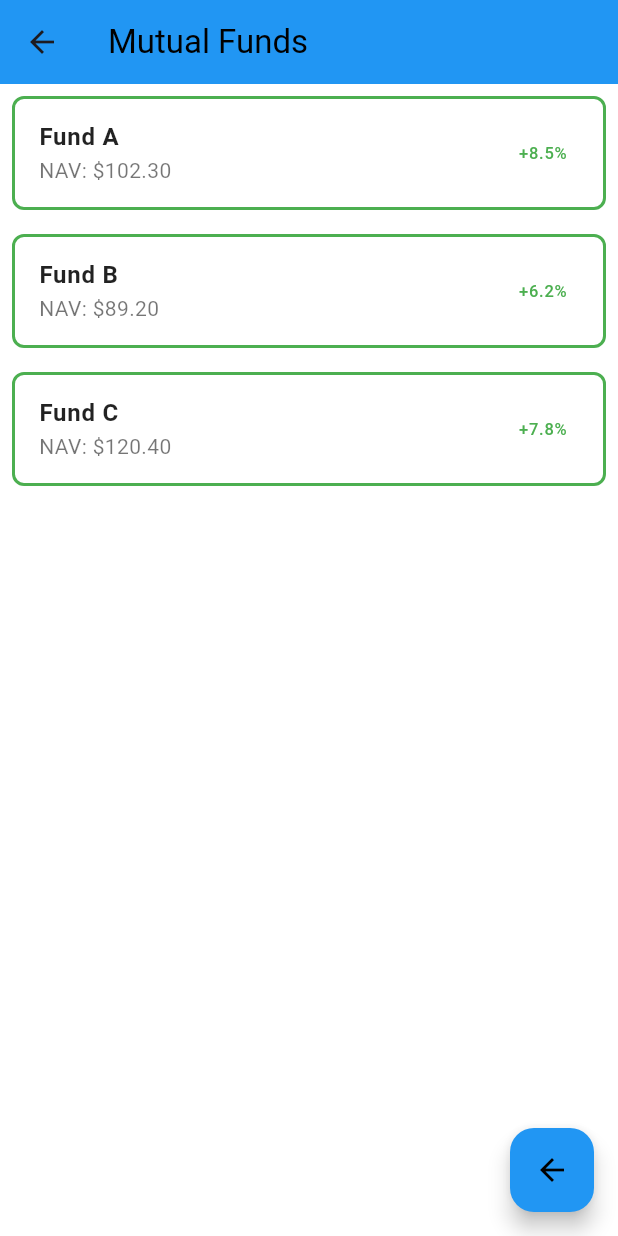
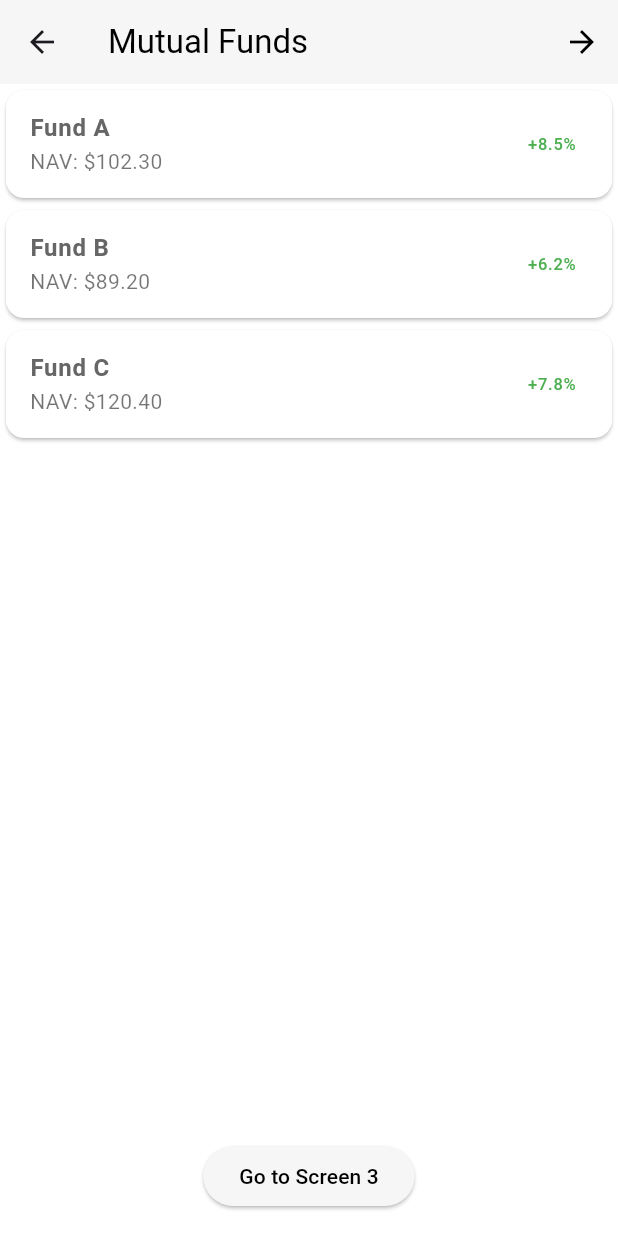
Before and after one commit to Mahidevinsights/multi_theme_app, a Flutter app: the screen it shows after launch, after a tap on the "arrow forward" icon, on a phone screen of 412 x 824 dp. Run offline on Flutter 3.47's test engine with Material 3 defaults, Android fonts, the phone set to English and light mode, and no system bars; our stand-ins replace flutter_bloc.

Commit message:
centralized themeing

```diff
--- a/lib/main.dart
+++ b/lib/main.dart
@@ -1,3 +1,45 @@
+// import 'package:flutter/material.dart';
+// import 'package:flutter_bloc/flutter_bloc.dart';
+// import 'package:multi_theme_app/screens/screen3.dart';
+// import 'package:multi_theme_app/utils/enums.dart';
+// import 'cubit/theme_cubit.dart';
+// import 'screens/screen1.dart';
+// import 'screens/screen2.dart';
+// import 'styles/app_colors.dart';
+
+// void main() {
+//   runApp(MyApp());
+// }
+
+// class MyApp extends StatelessWidget {
+//   @override
+//   Widget build(BuildContext context) {
+//     return BlocProvider(
+//       create: (_) => ThemeCubit(),
+//       child: BlocBuilder<ThemeCubit, AppThemes>(
+//         builder: (context, theme) {
+//           return MaterialApp(
+//             debugShowCheckedModeBanner: false,
+//             theme: ThemeData(
+//               primaryColor: AppColors.primary,
+//               scaffoldBackgroundColor: AppColors.background,
+//               textTheme: TextTheme(
+//                 bodyMedium: TextStyle(color: AppColors.primary),
+//               ),
+//             ),
+//             initialRoute: '/',
+//             routes: {
+//               '/': (context) => Screen1(),
+//               '/screen2': (context) => Screen2(),
+//               '/theme_selector': (context) => ThemeSelectorScreen(),
+//             },
+//           );
+//         },
+//       ),
+//     );
+//   }
+// }
+
 import 'package:flutter/material.dart';
 import 'package:flutter_bloc/flutter_bloc.dart';
 import 'package:multi_theme_app/screens/screen3.dart';
@@ -14,12 +56,17 @@ void main() {
 class MyApp extends StatelessWidget {
   @override
   Widget build(BuildContext context) {
-    return BlocProvider(
-      create: (_) => ThemeCubit(),
-      child: BlocBuilder<ThemeCubit, AppThemes>(
-        builder: (context, theme) {
+    return MultiBlocProvider(
+      providers: [
+        BlocProvider<ThemeCubit>(create: (_) => ThemeCubit()),
+      ],
+      child: Builder(
+        builder: (context) {
+          final theme =
+              context.watch<ThemeCubit>().state; // Get the current theme state
           return MaterialApp(
             debugShowCheckedModeBanner: false,
+            title: 'Theme Toggle App',
             theme: ThemeData(
               primaryColor: AppColors.primary,
               scaffoldBackgroundColor: AppColors.background,
@@ -31,7 +78,7 @@ class MyApp extends StatelessWidget {
             routes: {
               '/': (context) => Screen1(),
               '/screen2': (context) => Screen2(),
-              '/theme_selector': (context) => ThemeSelectorScreen(),
+              '/screen3': (context) => ThemeSelectorScreen(),
             },
           );
         },
--- a/lib/screens/screen1.dart
+++ b/lib/screens/screen1.dart
@@ -1,5 +1,8 @@
 import 'package:flutter/material.dart';
+import 'package:flutter_bloc/flutter_bloc.dart';
+import 'package:multi_theme_app/utils/enums.dart';
 import '../styles/app_colors.dart';
+import '../cubit/theme_cubit.dart';
 
 class Screen1 extends StatelessWidget {
   final List<Map<String, String>> stocks = [
@@ -10,52 +13,53 @@ class Screen1 extends StatelessWidget {
 
   @override
   Widget build(BuildContext context) {
-    final theme =
-        AppColors.themeMap[AppColors.currentTheme]!; // Access current theme
-
     return Scaffold(
       appBar: AppBar(
         title: Text(
-          "Stock List",
-          style: TextStyle(color: theme['text']),
+          "Stocks",
+          style: TextStyle(color: AppColors.textColor),
         ),
-        backgroundColor: theme['primary'],
+        backgroundColor: AppColors.primary,
         actions: [
           IconButton(
-            icon: Icon(Icons.color_lens, color: theme['text']),
+            icon: Icon(Icons.arrow_forward, color: AppColors.textColor),
             onPressed: () {
-              Navigator.pushNamed(context, '/theme_selector');
+              Navigator.pushNamed(context, '/screen2');
             },
           ),
         ],
       ),
-      body: ListView.builder(
+      body: Column(
+        children: [
+          Expanded(
+            child: ListView.builder(
               itemCount: stocks.length,
               itemBuilder: (context, index) {
                 final stock = stocks[index];
                 return Container(
-            margin: EdgeInsets.all(8.0),
                   decoration: BoxDecoration(
-              color: theme['background'],
+                    color: AppColors.background,
                     border: Border.all(
                       color: stock["change"]!.startsWith('-')
-                    ? Colors.red
-                    : Colors.green,
+                          ? Colors.red.withOpacity(0.5)
+                          : Colors.green.withOpacity(0.5),
                       width: 2.0,
                     ),
                     borderRadius: BorderRadius.circular(8.0),
                   ),
+                  margin: const EdgeInsets.symmetric(
+                      horizontal: 8.0, vertical: 4.0),
                   child: ListTile(
                     title: Text(
                       stock["name"]!,
                       style: TextStyle(
-                  color: theme['headingText'],
+                        color: AppColors.headingText,
                         fontWeight: FontWeight.bold,
                       ),
                     ),
                     subtitle: Text(
                       "Price: ${stock["price"]}",
-                style: TextStyle(color: theme['subheadingText']),
+                      style: TextStyle(color: AppColors.subheadingText),
                     ),
                     trailing: Text(
                       stock["change"]!,
@@ -69,12 +73,30 @@ class Screen1 extends StatelessWidget {
                 );
               },
             ),
-      floatingActionButton: FloatingActionButton(
-        backgroundColor: theme['primary'],
+          ),
+          Padding(
+            padding: const EdgeInsets.all(16.0),
+            child: ElevatedButton(
+              style: ElevatedButton.styleFrom(
+                backgroundColor: AppColors.primary,
+              ),
               onPressed: () {
                 Navigator.pushNamed(context, '/screen2');
               },
-        child: Icon(Icons.arrow_forward, color: theme['text']),
+              child: Text(
+                "Go to Screen 2",
+                style: TextStyle(color: AppColors.buttonText),
+              ),
+            ),
+          ),
+        ],
+      ),
+      floatingActionButton: FloatingActionButton(
+        backgroundColor: AppColors.primary,
+        onPressed: () {
+          Navigator.pushNamed(context, '/screen2');
+        },
+        child: Icon(Icons.arrow_forward, color: AppColors.textColor),
       ),
     );
   }
--- a/lib/screens/screen2.dart
+++ b/lib/screens/screen2.dart
@@ -1,5 +1,5 @@
 import 'package:flutter/material.dart';
-import '../styles/app_colors.dart';
+import 'package:multi_theme_app/styles/app_colors.dart';
 
 class Screen2 extends StatelessWidget {
   final List<Map<String, String>> mutualFunds = [
@@ -10,44 +10,42 @@ class Screen2 extends StatelessWidget {
 
   @override
   Widget build(BuildContext context) {
-    final theme =
-        AppColors.themeMap[AppColors.currentTheme]!; // Access current theme
-
     return Scaffold(
       appBar: AppBar(
         title: Text(
           "Mutual Funds",
-          style: TextStyle(color: theme['text']),
+          style: TextStyle(color: AppColors.textColor),
         ),
-        backgroundColor: theme['primary'],
+        backgroundColor: AppColors.primary,
+        actions: [
+          IconButton(
+            icon: Icon(Icons.arrow_forward, color: AppColors.textColor),
+            onPressed: () {
+              Navigator.pushNamed(context, '/screen3');
+            },
           ),
-      body: ListView.builder(
+        ],
+      ),
+      body: Column(
+        children: [
+          Expanded(
+            child: ListView.builder(
               itemCount: mutualFunds.length,
               itemBuilder: (context, index) {
                 final fund = mutualFunds[index];
-          return Container(
-            margin: EdgeInsets.all(8.0),
-            decoration: BoxDecoration(
-              color: theme['background'],
-              border: Border.all(
-                color: fund["returns"]!.startsWith('-')
-                    ? Colors.red
-                    : Colors.green,
-                width: 2.0,
-              ),
-              borderRadius: BorderRadius.circular(8.0),
-            ),
+                return Card(
+                  color: AppColors.background,
                   child: ListTile(
                     title: Text(
                       fund["name"]!,
                       style: TextStyle(
-                  color: theme['headingText'],
+                        color: AppColors.headingText,
                         fontWeight: FontWeight.bold,
                       ),
                     ),
                     subtitle: Text(
                       "NAV: ${fund["nav"]}",
-                style: TextStyle(color: theme['subheadingText']),
+                      style: TextStyle(color: AppColors.subheadingText),
                     ),
                     trailing: Text(
                       fund["returns"]!,
@@ -61,12 +59,23 @@ class Screen2 extends StatelessWidget {
                 );
               },
             ),
-      floatingActionButton: FloatingActionButton(
-        backgroundColor: theme['primary'],
+          ),
+          Padding(
+            padding: const EdgeInsets.all(16.0),
+            child: ElevatedButton(
+              style: ElevatedButton.styleFrom(
+                backgroundColor: AppColors.primary,
+              ),
               onPressed: () {
-          Navigator.pop(context); // Go back to the previous screen
+                Navigator.pushNamed(context, '/screen3');
               },
-        child: Icon(Icons.arrow_back, color: theme['text']),
+              child: Text(
+                "Go to Screen 3",
+                style: TextStyle(color: AppColors.buttonText),
+              ),
+            ),
+          ),
+        ],
       ),
     );
   }
--- a/lib/screens/screen3.dart
+++ b/lib/screens/screen3.dart
@@ -7,16 +7,13 @@ import '../styles/app_colors.dart';
 class ThemeSelectorScreen extends StatelessWidget {
   @override
   Widget build(BuildContext context) {
-    final theme =
-        AppColors.themeMap[AppColors.currentTheme]!; // Access current theme
-
     return Scaffold(
       appBar: AppBar(
         title: Text(
           "Theme Selector",
-          style: TextStyle(color: theme['text']),
+          style: TextStyle(color: AppColors.textColor),
         ),
-        backgroundColor: theme['primary'],
+        backgroundColor: AppColors.primary,
       ),
       body: Center(
         child: DropdownButton<AppThemes>(
@@ -26,7 +23,7 @@ class ThemeSelectorScreen extends StatelessWidget {
               value: themeOption,
               child: Text(
                 themeOption.name.toUpperCase(),
-                style: TextStyle(color: theme['text']),
+                style: TextStyle(color: AppColors.primary),
               ),
             );
           }).toList(),
--- a/lib/styles/app_colors.dart
+++ b/lib/styles/app_colors.dart
@@ -4,21 +4,26 @@ import 'package:multi_theme_app/styles/multi_theme_colors/dark_theme_colors.dart
 import 'package:multi_theme_app/styles/multi_theme_colors/ligth_theme_colors.dart';
 import 'package:multi_theme_app/utils/enums.dart';
 
+import 'multi_theme_colors/green_theme_colors.dart';
+
 class AppColors {
   static AppThemes currentTheme = AppThemes.light;
 
-  // Static references to individual themes
-  static const Map<AppThemes, Map<String, Color>> themeMap = {
-    AppThemes.light: LightThemeColors.lightColors,
-    AppThemes.dark: DarkThemeColors.darkColors,
-    AppThemes.blue: BlueThemeColors.blueColors,
+  // Theme Map
+  static final _themeMap = {
+    AppThemes.light: LightThemeColors.colors,
+    AppThemes.dark: DarkThemeColors.colors,
+    AppThemes.blue: BlueThemeColors.colors,
+    AppThemes.green: GreenThemeColors.colors,
   };
 
-  // Static properties to access individual theme colors
-  static Color get primary => themeMap[currentTheme]!['primary']!;
-  static Color get background => themeMap[currentTheme]!['background']!;
-  static Color get text => themeMap[currentTheme]!['text']!;
-  static Color get headingText => themeMap[currentTheme]!['headingText']!;
-  static Color get subheadingText => themeMap[currentTheme]!['subheadingText']!;
-  static Color get buttonText => themeMap[currentTheme]!['buttonText']!;
+  // Centralized Color Access
+  static Map<String, Color> get colors => _themeMap[currentTheme]!;
+
+  static Color get primary => colors['primary']!;
+  static Color get background => colors['background']!;
+  static Color get textColor => colors['textColor']!;
+  static Color get headingText => colors['headingText']!;
+  static Color get subheadingText => colors['subheadingText']!;
+  static Color get buttonText => colors['buttonText']!;
 }
--- a/lib/styles/multi_theme_colors/blue_theme_colors.dart
+++ b/lib/styles/multi_theme_colors/blue_theme_colors.dart
@@ -1,19 +1,12 @@
 import 'package:flutter/material.dart';
 
 class BlueThemeColors {
-  static const Color primary = Colors.blue;
-  static const Color background = Colors.lightBlue;
-  static const Color text = Colors.red;
-  static const Color headingText = Colors.red;
-  static const Color subheadingText = Colors.red;
-  static const Color buttonText = Colors.white;
-
-  static const Map<String, Color> blueColors = {
-    'primary': primary,
-    'background': background,
-    'text': text,
-    'headingText': headingText,
-    'subheadingText': subheadingText,
-    'buttonText': buttonText,
+  static const Map<String, Color> colors = {
+    'primary': Colors.lightBlue,
+    'background': Color.fromARGB(255, 118, 202, 241),
+    'textColor': Colors.white,
+    'headingText': Colors.white,
+    'subheadingText': Colors.white,
+    'buttonText': Colors.white,
   };
 }
--- a/lib/styles/multi_theme_colors/dark_theme_colors.dart
+++ b/lib/styles/multi_theme_colors/dark_theme_colors.dart
@@ -1,19 +1,12 @@
 import 'package:flutter/material.dart';
 
 class DarkThemeColors {
-  static const Color primary = Colors.blueAccent;
-  static const Color background = Color.fromARGB(255, 36, 35, 35);
-  static const Color text = Colors.white;
-  static const Color headingText = Colors.white70;
-  static const Color subheadingText = Colors.white60;
-  static const Color buttonText = Colors.black;
-
-  static const Map<String, Color> darkColors = {
-    'primary': primary,
-    'background': background,
-    'text': text,
-    'headingText': headingText,
-    'subheadingText': subheadingText,
-    'buttonText': buttonText,
+  static const Map<String, Color> colors = {
+    'primary': Colors.blueAccent,
+    'background': Color.fromARGB(255, 36, 35, 35),
+    'textColor': Colors.white,
+    'headingText': Colors.white70,
+    'subheadingText': Colors.white60,
+    'buttonText': Colors.black,
   };
 }
--- a/lib/styles/multi_theme_colors/green_theme_colors.dart
+++ b/lib/styles/multi_theme_colors/green_theme_colors.dart
@@ -0,0 +1,12 @@
+import 'package:flutter/material.dart';
+
+class GreenThemeColors {
+  static const Map<String, Color> colors = {
+    'primary': Color.fromARGB(255, 183, 236, 185),
+    'background': Color.fromARGB(121, 0, 109, 33),
+    'textColor': Colors.green,
+    'headingText': Colors.green,
+    'subheadingText': Colors.green,
+    'buttonText': Colors.white,
+  };
+}
--- a/lib/styles/multi_theme_colors/ligth_theme_colors.dart
+++ b/lib/styles/multi_theme_colors/ligth_theme_colors.dart
@@ -1,19 +1,12 @@
 import 'package:flutter/material.dart';
 
 class LightThemeColors {
-  static const Color primary = Colors.blue;
-  static const Color background = Colors.white;
-  static const Color text = Colors.black;
-  static const Color headingText = Colors.black87;
-  static const Color subheadingText = Colors.black54;
-  static const Color buttonText = Colors.white;
-
-  static const Map<String, Color> lightColors = {
-    'primary': primary,
-    'background': background,
-    'text': text,
-    'headingText': headingText,
-    'subheadingText': subheadingText,
-    'buttonText': buttonText,
+  static const Map<String, Color> colors = {
+    'primary': Color(0xFFF6F6F6),
+    'background': Color(0xFFFFFFFF),
+    'textColor': Color(0xFF000000),
+    'headingText': Color(0xFF666666),
+    'subheadingText': Colors.black54,
+    'buttonText': Color(0xFF000000),
   };
 }
--- a/lib/utils/enums.dart
+++ b/lib/utils/enums.dart
@@ -1 +1 @@
-enum AppThemes { light, dark, blue }
+enum AppThemes { light, dark, blue, green }
```
Lines whose indentation alone changed are shown as unchanged.
